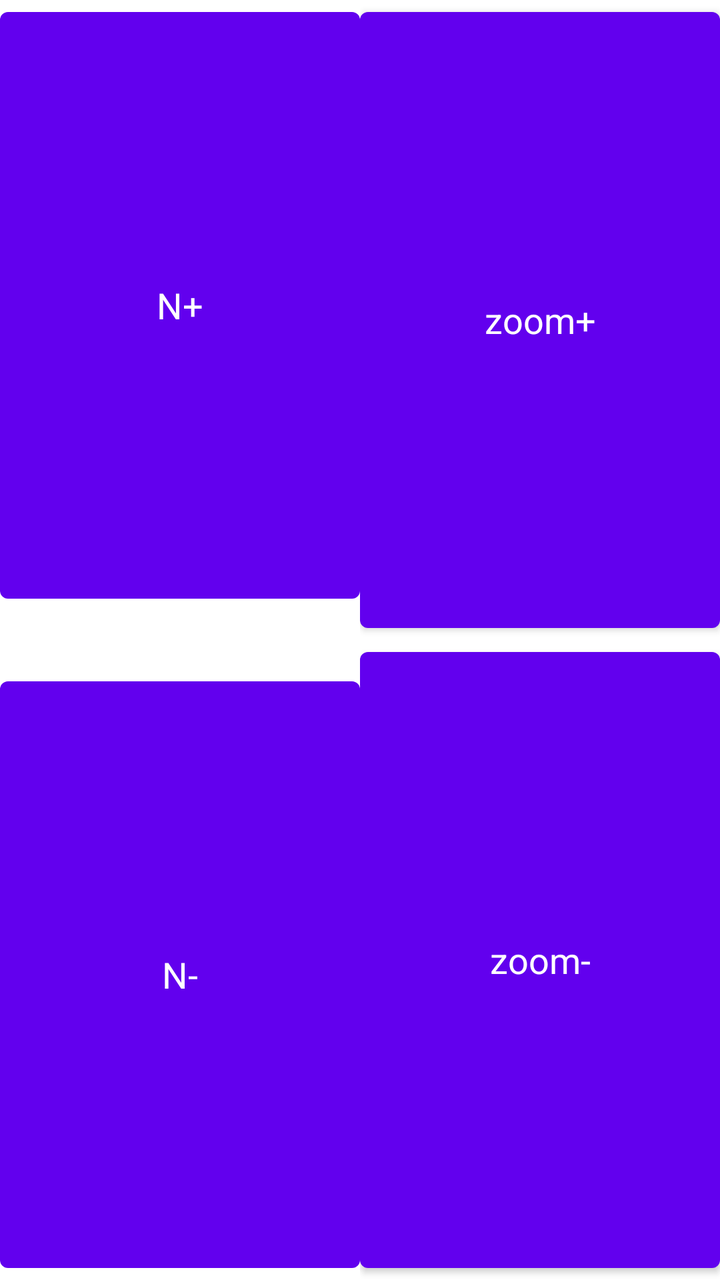
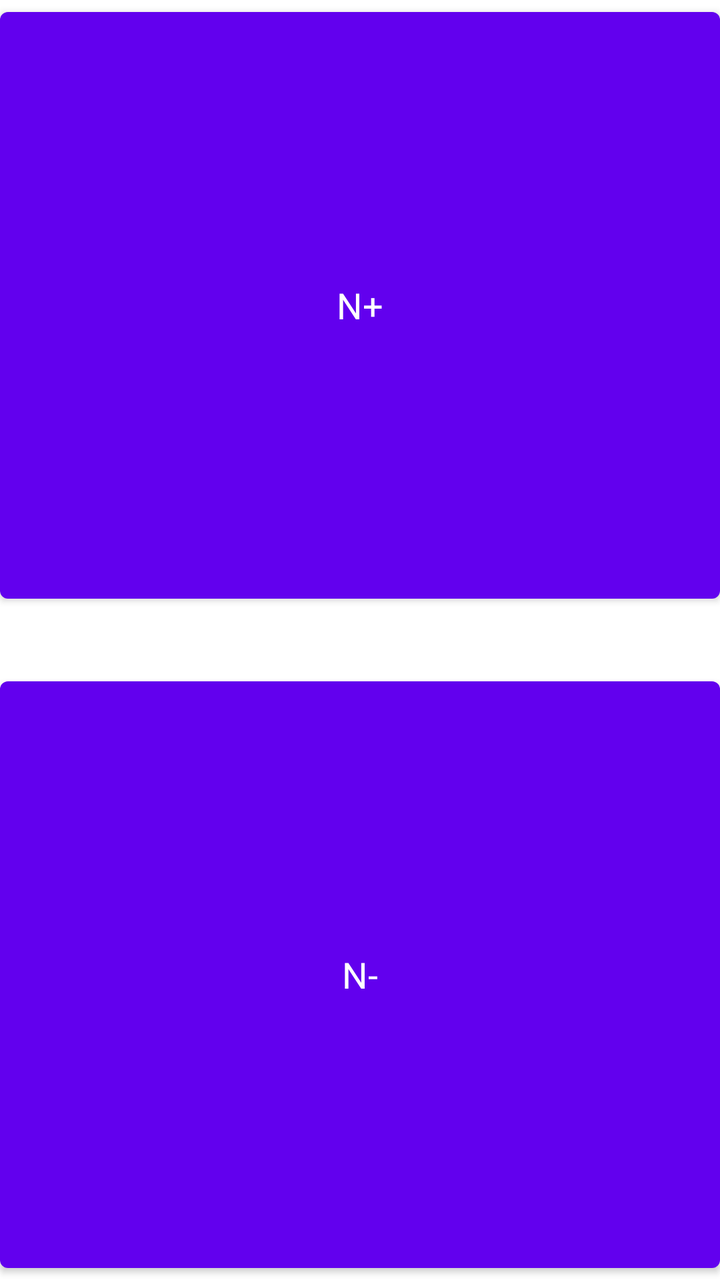

Screens rendered from an Android XML layout before and after an edit, with the pre-edit source and the edit as a unified diff.
<!-- AndroidManifest.xml: fallback theme Theme.MaterialComponents.DayNight.NoActionBar -->
<!-- res/layout/fft_buttons.xml -->
<?xml version="1.0" encoding="utf-8"?>
<LinearLayout xmlns:android="http://schemas.android.com/apk/res/android"
    android:orientation="horizontal"
    android:layout_width="fill_parent"
    android:layout_height="fill_parent">
    <LinearLayout
	android:layout_width="1dp"
	android:layout_height="fill_parent"
	android:layout_weight="1"
	android:orientation="vertical">
	<Button
	    android:layout_width="fill_parent"
	    android:layout_height="1dp"
	    android:layout_weight="1"
	    android:text="N+"
	    android:textAppearance="?android:attr/textAppearanceMedium"
	    android:onClick="N_incr" />
	<TextView android:id="@+id/N_display"
	    android:layout_width="fill_parent"
	    android:layout_height="wrap_content"
	    android:gravity="center"
	    android:lines="1"
	    android:singleLine="true"
	    android:textAppearance="?android:attr/textAppearanceLarge" 
	    android:textColor="#fc4" />
	<Button
	    android:layout_width="fill_parent"
	    android:layout_height="1dp"
	    android:layout_weight="1"
	    android:text="N-"
	    android:textAppearance="?android:attr/textAppearanceMedium"
	    android:onClick="N_decr" />
    </LinearLayout>
    <LinearLayout
	android:layout_width="1dp"
	android:layout_height="fill_parent"
	android:layout_weight="1"
	android:orientation="vertical">
	<Button
	    android:layout_width="fill_parent"
	    android:layout_height="1dp"
	    android:layout_weight="1"
	    android:text="zoom+"
	    android:textAppearance="?android:attr/textAppearanceMedium"
	    android:onClick="zoom_incr" />
	<Button
	    android:layout_width="fill_parent"
	    android:layout_height="1dp"
	    android:layout_weight="1"
	    android:text="zoom-"
	    android:textAppearance="?android:attr/textAppearanceMedium"
	    android:onClick="zoom_decr" />
    </LinearLayout>
</LinearLayout>
<!-- resources referenced by this layout -->
<resources>

</resources>

<!-- the commit's change to res/layout/fft_buttons.xml (unified diff, before → after) -->
@@ -31,24 +31,4 @@
 	    android:textAppearance="?android:attr/textAppearanceMedium"
 	    android:onClick="N_decr" />
     </LinearLayout>
-    <LinearLayout
-	android:layout_width="1dp"
-	android:layout_height="fill_parent"
-	android:layout_weight="1"
-	android:orientation="vertical">
-	<Button
-	    android:layout_width="fill_parent"
-	    android:layout_height="1dp"
-	    android:layout_weight="1"
-	    android:text="zoom+"
-	    android:textAppearance="?android:attr/textAppearanceMedium"
-	    android:onClick="zoom_incr" />
-	<Button
-	    android:layout_width="fill_parent"
-	    android:layout_height="1dp"
-	    android:layout_weight="1"
-	    android:text="zoom-"
-	    android:textAppearance="?android:attr/textAppearanceMedium"
-	    android:onClick="zoom_decr" />
-    </LinearLayout>
 </LinearLayout>
